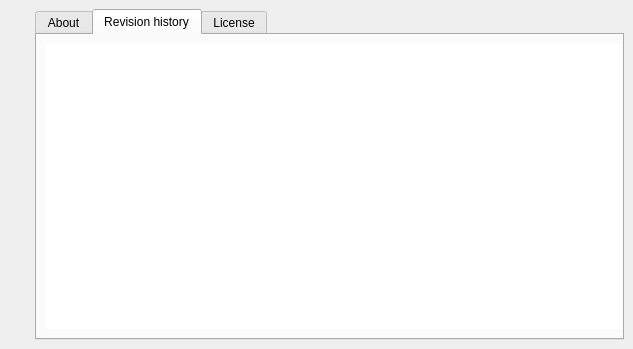
First picture: the form in Manager/pages/page_about.ui, repository gil9red/NotesManager, before the edit.
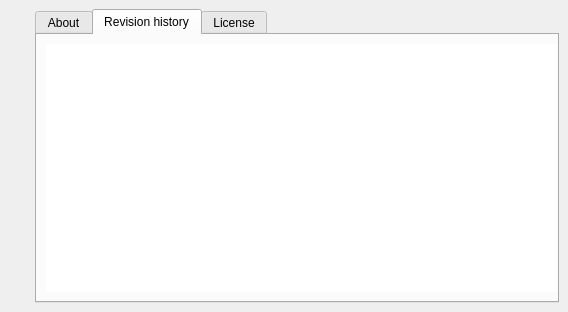
Second picture: the form after the edit. The open tabs and pages were chosen to show the change. Icons and pictures are not drawn.

The edit to the form file:
```diff
--- a/Manager/pages/page_about.ui
+++ b/Manager/pages/page_about.ui
@@ -6,8 +6,8 @@
    <rect>
     <x>0</x>
     <y>0</y>
-    <width>633</width>
-    <height>349</height>
+    <width>568</width>
+    <height>312</height>
    </rect>
   </property>
   <property name="windowTitle">
@@ -351,7 +351,7 @@
 &lt;html&gt;&lt;head&gt;&lt;meta name=&quot;qrichtext&quot; content=&quot;1&quot; /&gt;&lt;style type=&quot;text/css&quot;&gt;
 p, li { white-space: pre-wrap; }
 &lt;/style&gt;&lt;/head&gt;&lt;body style=&quot; font-family:'MS Shell Dlg 2'; font-size:8.25pt; font-weight:400; font-style:normal;&quot;&gt;
-&lt;p style=&quot;-qt-paragraph-type:empty; margin-top:0px; margin-bottom:0px; margin-left:0px; margin-right:0px; -qt-block-indent:0; text-indent:0px; font-size:8pt;&quot;&gt;&lt;br /&gt;&lt;/p&gt;&lt;/body&gt;&lt;/html&gt;</string>
+&lt;p style=&quot; margin-top:0px; margin-bottom:0px; margin-left:0px; margin-right:0px; -qt-block-indent:0; text-indent:0px;&quot;&gt;&lt;span style=&quot; font-size:8pt;&quot;&gt;&lt;br /&gt;&lt;/span&gt;&lt;/p&gt;&lt;/body&gt;&lt;/html&gt;</string>
           </property>
           <property name="openExternalLinks">
            <bool>true</bool>
```
Left out of the diff: 15 changed lines with no effect on the pictures.
